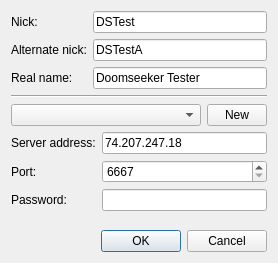
Above: src/core/gui/irc/ircnetworkselectionbox.ui from Destroyerrrocket/doomseeker-unofficial before the change. Below: the same form after it.
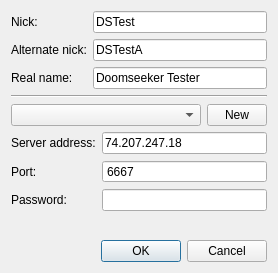
That is the form after the change. Icons and pictures are not drawn.

What changed in the file:
```diff
--- a/src/core/gui/irc/ircnetworkselectionbox.ui
+++ b/src/core/gui/irc/ircnetworkselectionbox.ui
@@ -7,7 +7,7 @@
     <x>0</x>
     <y>0</y>
     <width>278</width>
-    <height>263</height>
+    <height>273</height>
    </rect>
   </property>
   <property name="windowTitle">
@@ -135,6 +135,12 @@
      </item>
      <item row="1" column="1">
       <widget class="QSpinBox" name="spinPort">
+       <property name="readOnly">
+        <bool>true</bool>
+       </property>
+       <property name="buttonSymbols">
+        <enum>QAbstractSpinBox::NoButtons</enum>
+       </property>
        <property name="minimum">
         <number>6667</number>
        </property>
```
Left out of the diff: 3 changed lines with no effect on the pictures.
